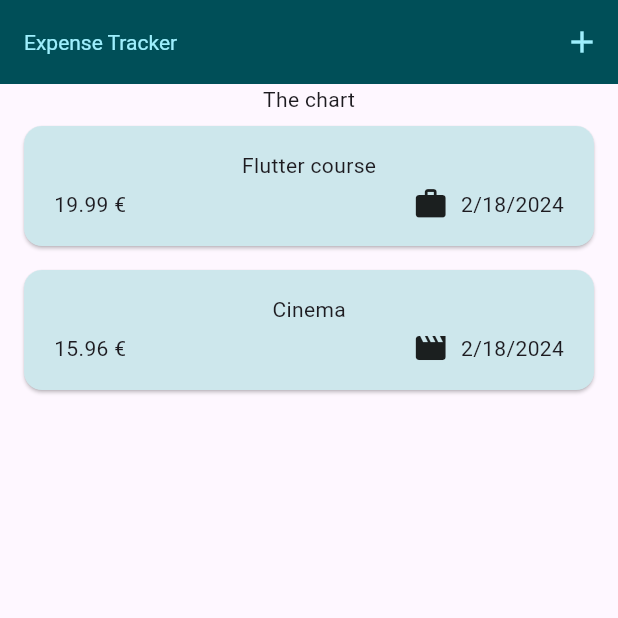
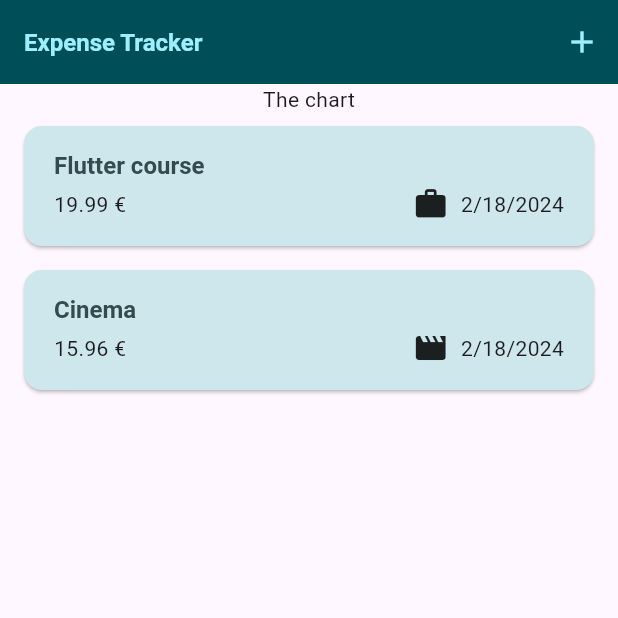
Before and after one commit to Srvictorchinea/expense_tracker, a Flutter app: the screen it shows after launch, on a phone screen of 412 x 824 dp, the top half of it. Run offline on Flutter 3.47's test engine with Material 3 defaults, Android fonts, the phone set to English and light mode, and no system bars.

Commit message:
[ADD] using theme data widgets

```diff
--- a/lib/main.dart
+++ b/lib/main.dart
@@ -28,9 +28,9 @@ void main() {
         ),
         textTheme: ThemeData().textTheme.copyWith(
               titleLarge: TextStyle(
-                  fontWeight: FontWeight.normal,
+                  fontWeight: FontWeight.bold,
                   color: kColorScheme.onSecondaryContainer,
-                  fontSize: 14),
+                  fontSize: 16),
             ),
       ),
       home: const Expenses(),
--- a/lib/widgets/expenses_list/expense_item.dart
+++ b/lib/widgets/expenses_list/expense_item.dart
@@ -5,8 +5,6 @@ class ExpenseItem extends StatelessWidget {
   final Expense expense;
 
   const ExpenseItem({super.key, required this.expense});
-
-
 
   @override
   Widget build(BuildContext context) {
@@ -17,9 +15,12 @@ class ExpenseItem extends StatelessWidget {
           vertical: 16,
         ),
         child: Column(
+          crossAxisAlignment: CrossAxisAlignment.start,
           children: [
-            Text(expense.title),
-            const SizedBox(height: 4,),
+            Text(expense.title, style: Theme.of(context).textTheme.titleLarge),
+            const SizedBox(
+              height: 4,
+            ),
             Row(
               children: [
                 Text('${expense.amount.toStringAsFixed(2)} €'),
@@ -27,7 +28,9 @@ class ExpenseItem extends StatelessWidget {
                 Row(
                   children: [
                     Icon(categoryIcons[expense.category]),
-                    const SizedBox(width: 8,),
+                    const SizedBox(
+                      width: 8,
+                    ),
                     Text(expense.formattedDate),
                   ],
                 )
@@ -35,6 +38,7 @@ class ExpenseItem extends StatelessWidget {
             )
           ],
         ),
-      ),);
+      ),
+    );
   }
 }
--- a/lib/widgets/expenses_list/expenses_list.dart
+++ b/lib/widgets/expenses_list/expenses_list.dart
@@ -15,6 +15,11 @@ class ExpensesList extends StatelessWidget {
       itemCount: expenses.length,
       itemBuilder: (context, index) => Dismissible(
         key: ValueKey(expenses[index]),
+        background: Container(
+          color: Theme.of(context).colorScheme.error.withOpacity(0.75),
+          margin: EdgeInsets.symmetric(
+              horizontal: Theme.of(context).cardTheme.margin!.horizontal),
+        ),
         direction: DismissDirection.endToStart,
         onDismissed: (direction) {
           onRemoveExpense(expenses[index]);
```
